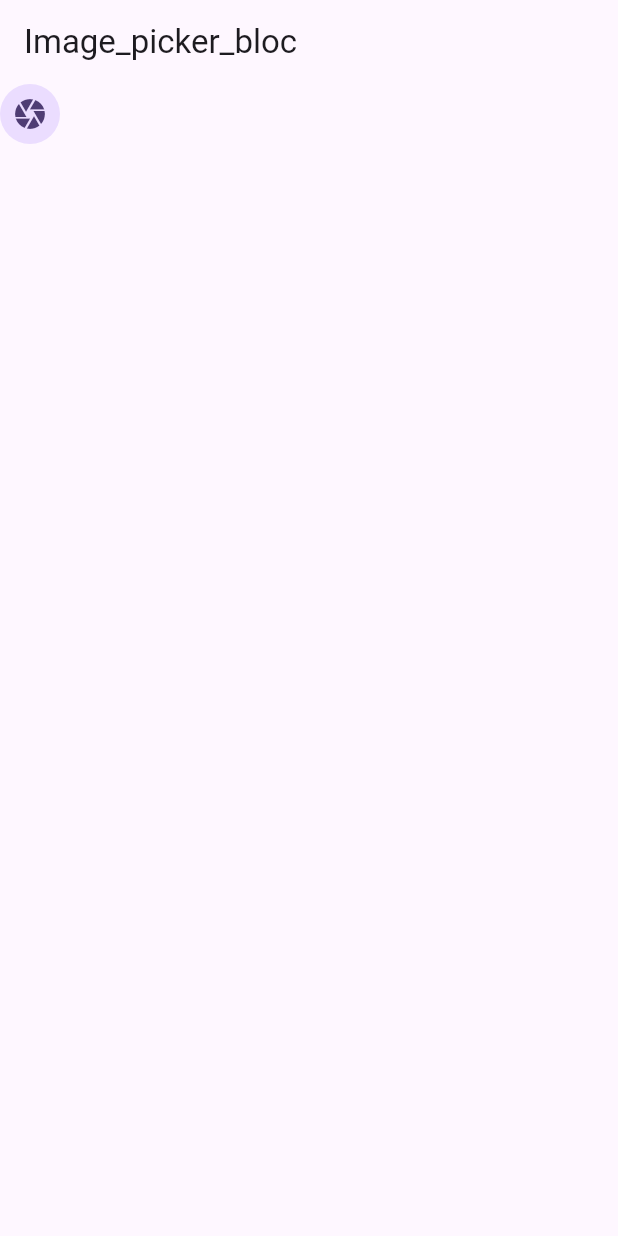
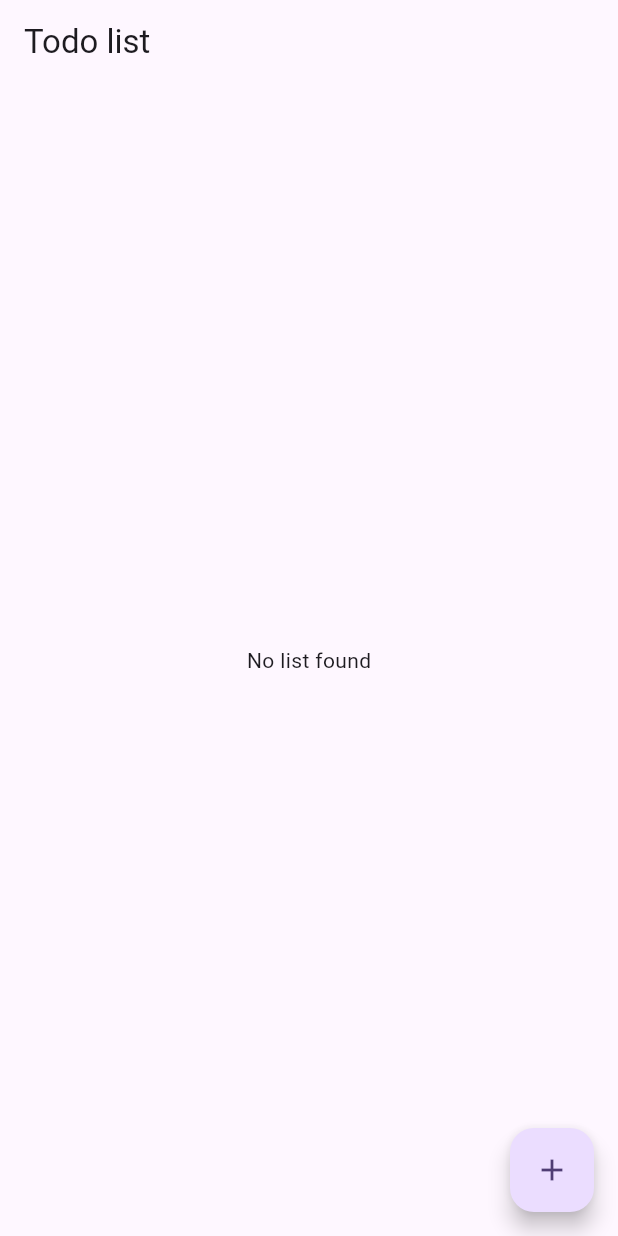
Before and after one commit to alijabhujel/60Days_of_learning2024, a Flutter app: the screen it shows after launch, on a phone screen of 412 x 824 dp. Run offline on Flutter 3.47's test engine with Material 3 defaults, Android fonts, the phone set to English and light mode, and no system bars; our stand-ins replace equatable, flutter_bloc, google_fonts, image_picker.

Commit message:
LSPPDay5

```diff
--- /dev/null
+++ b/lib/bloc/to_do/todo_bloc.dart
@@ -0,0 +1,22 @@
+import 'package:bloc_state_manage/bloc/to_do/todo_event.dart';
+import 'package:bloc_state_manage/bloc/to_do/todo_states.dart';
+
+import 'package:flutter_bloc/flutter_bloc.dart';
+
+class TodoBloc extends Bloc<TodoEvent, TodoStates> {
+  final List<String> todoLists = [];
+  TodoBloc() : super(TodoStates()) {
+    on<AddTodoEvent>(_addTodoevent);
+    on<RemoveTodoEvent>(_removeTodoevent);
+  }
+
+  void _addTodoevent(AddTodoEvent event, Emitter<TodoStates> emit) {
+    todoLists.add(event.task);
+    emit(state.copyWith(todolist: List.from(todoLists)));
+  }
+
+  void _removeTodoevent(RemoveTodoEvent event, Emitter<TodoStates> emit) {
+    todoLists.remove(event.task);
+    emit(state.copyWith(todolist: List.from(todoLists)));
+  }
+}
--- /dev/null
+++ b/lib/bloc/to_do/todo_event.dart
@@ -0,0 +1,23 @@
+import 'package:equatable/equatable.dart';
+
+abstract class TodoEvent extends Equatable {
+  // base class
+  const TodoEvent();
+}
+
+class AddTodoEvent extends TodoEvent {
+  final String task; // taking input from user
+  AddTodoEvent({required this.task});
+  @override
+  // TODO: implement props
+  List<Object?> get props => [task];
+}
+
+class RemoveTodoEvent extends TodoEvent {
+  final Object task;
+  RemoveTodoEvent({required this.task});
+
+  @override
+  // TODO: implement props
+  List<Object?> get props => [task];
+}
--- /dev/null
+++ b/lib/bloc/to_do/todo_states.dart
@@ -0,0 +1,14 @@
+import 'package:equatable/equatable.dart';
+
+class TodoStates extends Equatable {
+  final List<String> todolist;
+  const TodoStates({this.todolist = const []});
+
+  TodoStates copyWith({List<String>? todolist}) {
+    return TodoStates(todolist: todolist ?? this.todolist);
+  }
+
+  @override
+  // TODO: implement props
+  List<Object?> get props => [todolist];
+}
--- a/lib/main.dart
+++ b/lib/main.dart
@@ -1,6 +1,6 @@
 import 'package:bloc_state_manage/bloc/image_picker/image_picker_bloc.dart';
-import 'package:bloc_state_manage/screens/Neuromorphism.dart';
-import 'package:bloc_state_manage/ui/image_picker/image_picker.dart';
+import 'package:bloc_state_manage/bloc/to_do/todo_bloc.dart';
+import 'package:bloc_state_manage/ui/to_do/todo_screen.dart';
 import 'package:bloc_state_manage/utils/image_picker_utils.dart';
 import 'package:flutter/material.dart';
 import 'package:flutter_bloc/flutter_bloc.dart';
@@ -17,6 +17,7 @@
   Widget build(BuildContext context) {
     return MultiBlocProvider(
         providers: [
+          BlocProvider(create: (_) => TodoBloc()),
           BlocProvider(create: (_) => ImagePickerBloc(ImagePickerUtils()))
         ],
         child: MaterialApp(
@@ -25,7 +26,7 @@
               colorScheme: ColorScheme.fromSeed(seedColor: Colors.deepPurple),
               useMaterial3: true,
             ),
-            home: Image_picker()));
+            home: Todo_Screen()));
     //
   }
 }
--- /dev/null
+++ b/lib/ui/to_do/todo_screen.dart
@@ -0,0 +1,61 @@
+import 'package:bloc_state_manage/bloc/to_do/todo_bloc.dart';
+import 'package:bloc_state_manage/bloc/to_do/todo_event.dart';
+import 'package:bloc_state_manage/bloc/to_do/todo_states.dart';
+import 'package:flutter/material.dart';
+import 'package:flutter/widgets.dart';
+import 'package:flutter_bloc/flutter_bloc.dart';
+
+class Todo_Screen extends StatefulWidget {
+  const Todo_Screen({super.key});
+
+  @override
+  State<Todo_Screen> createState() => _Todo_ScreenState();
+}
+
+class _Todo_ScreenState extends State<Todo_Screen> {
+  @override
+  Widget build(BuildContext context) {
+    return Scaffold(
+      appBar: AppBar(
+        title: const Text('Todo list'),
+      ),
+      body: BlocBuilder<TodoBloc, TodoStates>(
+        builder: (context, state) {
+          if (state.todolist.isEmpty) {
+            return const Center(
+              child: Text("No list found"),
+            );
+          } else if (state.todolist.isNotEmpty) {
+            return ListView.builder(
+                itemCount: state.todolist.length,
+                itemBuilder: (context, index) {
+                  return ListTile(
+                    trailing: IconButton(
+                      icon: Icon(Icons.delete),
+                      onPressed: () {
+                        context
+                            .read<TodoBloc>()
+                            .add(RemoveTodoEvent(task: state.todolist[index]));
+                      },
+                    ),
+                    title: Text(state.todolist[index]),
+                  );
+                });
+          } else {
+            return SizedBox();
+          }
+        },
+      ),
+      floatingActionButton: FloatingActionButton(
+        onPressed: () {
+          for (int i = 0; i < 10; i++) {
+            context
+                .read<TodoBloc>()
+                .add(AddTodoEvent(task: 'Task' + i.toString()));
+          }
+        },
+        child: Icon(Icons.add),
+      ),
+    );
+  }
+}
```
